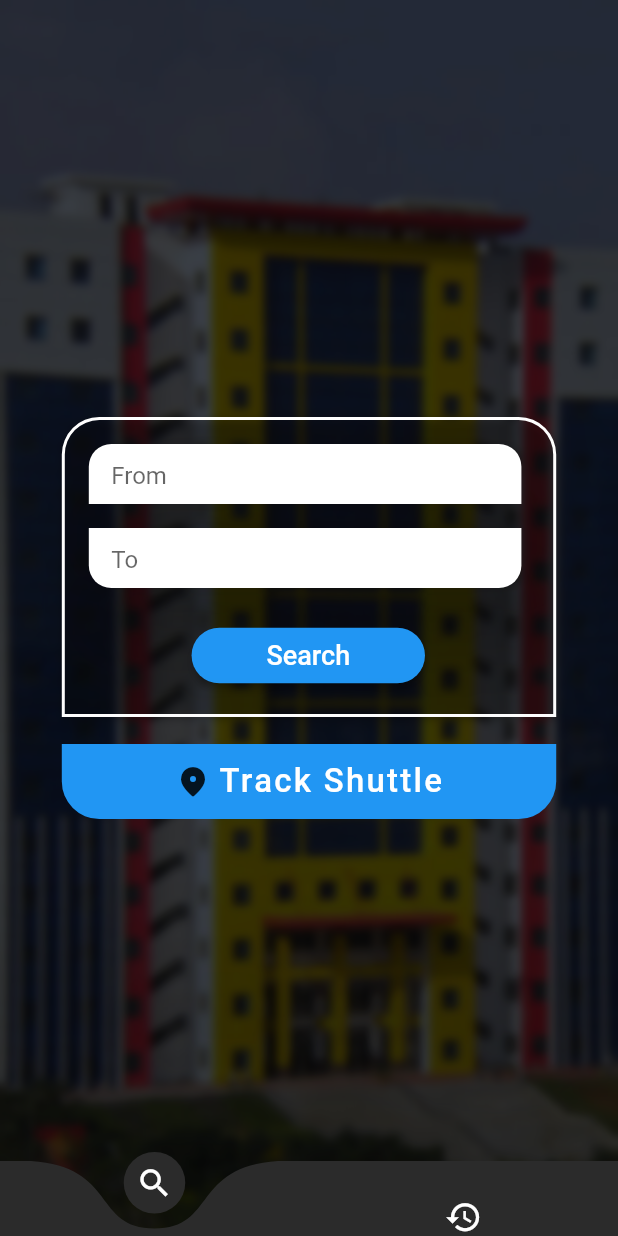
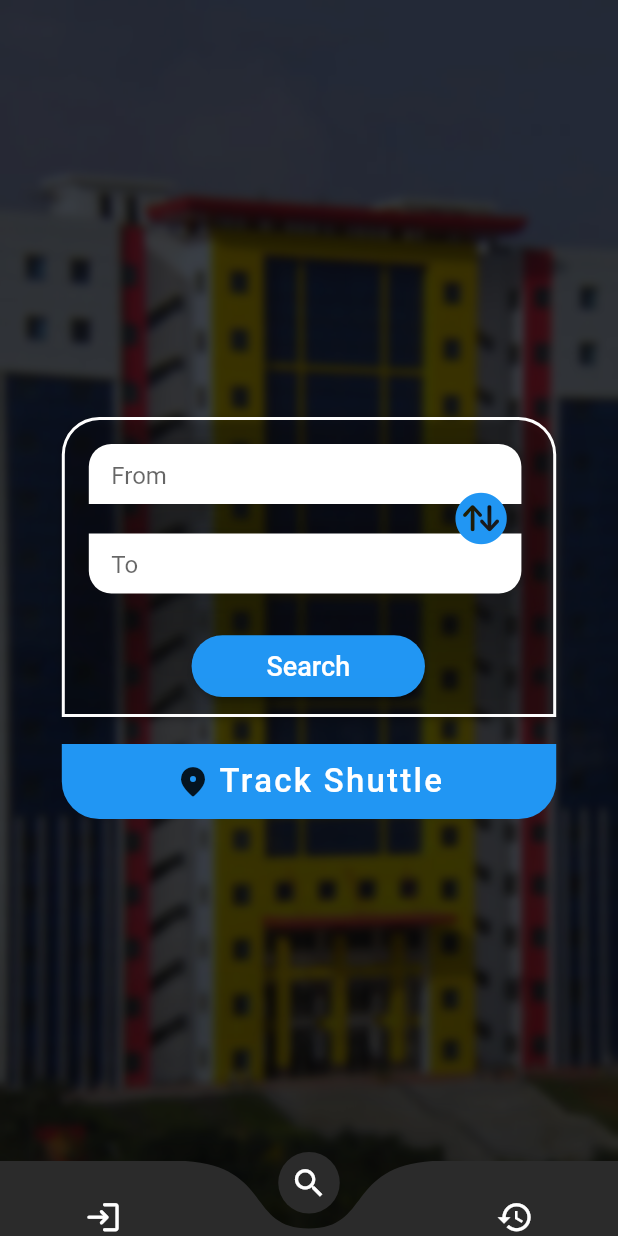
Before and after one commit to heyprincesingh/Shuttle, a Flutter app: the screen it shows after launch, on a phone screen of 412 x 824 dp. Run offline on Flutter 3.47's test engine with Material 2 defaults, Android fonts, the phone set to English and light mode, and no system bars; drawn by our look-alikes of curved_navigation_bar.

Commit message:
Search Screen

```diff
--- a/lib/Search.dart
+++ b/lib/Search.dart
@@ -60,7 +60,7 @@ class search extends StatelessWidget {
                           ),
                         )),
                     Positioned(
-                        top: 65,
+                        top: MediaQuery.of(context).size.height / 12,//65,
                         child: Padding(
                           padding: const EdgeInsets.fromLTRB(14, 5, 14, 14),
                           child: Card(
@@ -87,12 +87,12 @@ class search extends StatelessWidget {
                           ),
                         )),
                     Positioned(
-                      top: 135,
+                      top: MediaQuery.of(context).size.height / 5.8,//135,
                       left: MediaQuery.of(context).size.width * 0.21,
                       child: ElevatedButton(
                       child: Container(
                           width: MediaQuery.of(context).size.width * 0.3,
-                          height: MediaQuery.of(context).size.height * 0.045,
+                          height: MediaQuery.of(context).size.height * 0.05,
                           child: Center(child: Text("Search",style: TextStyle(fontSize: 18),))),
                       onPressed: () => print("it's pressed"),
                       style: ElevatedButton.styleFrom(
@@ -102,7 +102,12 @@ class search extends StatelessWidget {
                           borderRadius: BorderRadius.circular(32.0),
                         ),
                       ),
-                    ))
+                    )),
+                    Positioned(
+                        top: MediaQuery.of(context).size.height * 0.0578,
+                        right: 30,
+                        //child: Icon(CupertinoIcons.arrow_up_arrow_down_circle_fill,size: 40,color: Colors.blue,)),
+                        child: Icon(CupertinoIcons.arrow_up_arrow_down_circle_fill,size: 40,color: Colors.blue,)),
                   ],
                 ),
               )),
@@ -137,7 +142,8 @@ class search extends StatelessWidget {
                     )
                   ],
                 ),
-              ))
+              )),
+
         ],
       ),
     );
--- a/lib/main.dart
+++ b/lib/main.dart
@@ -1,4 +1,5 @@
 import 'package:flutter/material.dart';
+import 'package:shuttle/Login.dart';
 import 'package:shuttle/Search.dart';
 import 'package:shuttle/Search_bus_list.dart';
 import 'package:curved_navigation_bar/curved_navigation_bar.dart';
@@ -16,8 +17,8 @@ class MyApp extends StatefulWidget {
 
 class _MyAppState extends State<MyApp> {
 
-  int _currentIndex = 0;
-  final screenIndex = [search(),search_bus_list()];
+  int _currentIndex = 1;
+  final screenIndex = [login(),search(),search_bus_list()];
   @override
   Widget build(BuildContext context) {
     return MaterialApp(
@@ -43,14 +44,17 @@ class _MyAppState extends State<MyApp> {
             buttonBackgroundColor: Color(0xff2b2b2b),
             items: [
               Tooltip(
-                  message: "Helper",
+                  message: "Log-in",
+                  child: Icon(Icons.login_rounded,size: 25,color: Colors.white)),
+              Tooltip(
+                  message: "Search",
                   child: Icon(Icons.search,size: 25,color: Colors.white)),
               Tooltip(
-                  message: "Search",
+                  message: "History",
                   child: Icon(Icons.history_outlined,size: 25,color: Colors.white)),
             ],
             height: 50,
-            index: 0,
+            index: 1,
             onTap: (index) => setState(() => _currentIndex = index),
           ),
         ),
```
Also changed, not shown: lib/Login.dart (added, +119 -0 lines), pubspec.lock, 2 other files.
